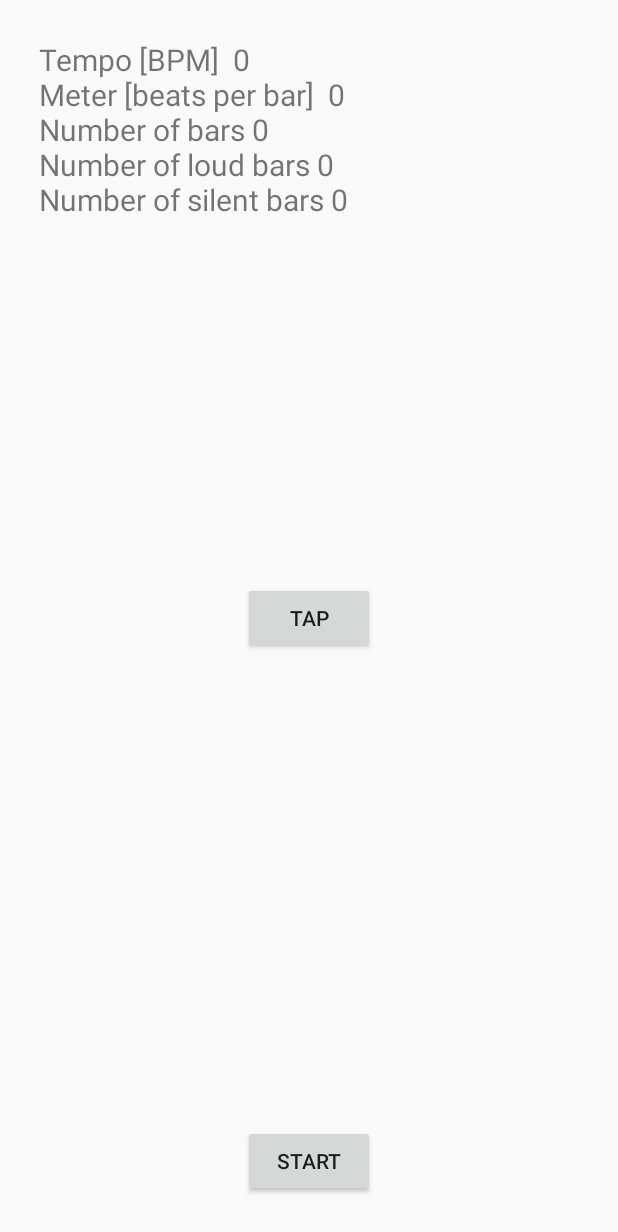
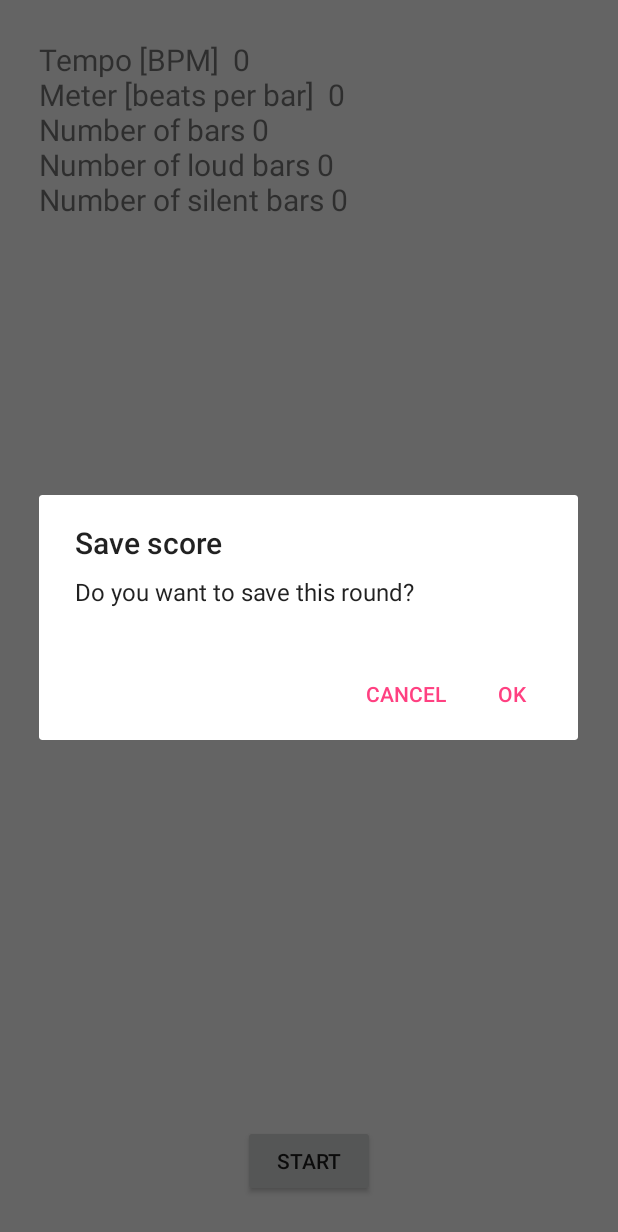
Before and after one commit to IreAlMar/PocketRhythmTrainer, an Android app: the PlayTempoActivity screen opened directly, with no data from a screen before it, after a tap on "STOP", on a phone screen of 412 x 824 dp. Shown: the top 1232 px of the screen. Run offline under Robolectric (Android 15) with nearby library versions, the light colour scheme and no system bars; 8 statements that could not run were skipped; 2 other taps on this screen came first.

Commit message:
Manage DB dialog error

```diff
--- a/app/src/main/java/com/irene/pocketrhythmtrainer/PlayTempoActivity.java
+++ b/app/src/main/java/com/irene/pocketrhythmtrainer/PlayTempoActivity.java
@@ -1,6 +1,9 @@
 package com.irene.pocketrhythmtrainer;
 
 import android.app.Activity;
+import android.app.AlertDialog;
+import android.content.Context;
+import android.content.DialogInterface;
 import android.content.Intent;
 import android.media.AudioAttributes;
 import android.media.SoundPool;
@@ -16,6 +19,8 @@ import java.util.TimerTask;
 
 public class PlayTempoActivity extends Activity implements SoundPool.OnLoadCompleteListener {
     private static final String TAG = PlayTempoActivity.class.getSimpleName();
+    private static final String GAME_NAME = "play_tempo";
+    private static Context context;
 
     private Button buttonStart; //starts the exercise
     private SoundPool clickSoundPool; // class that loads the sound clips into a device’s memory
@@ -38,6 +43,8 @@ public class PlayTempoActivity extends Activity implements SoundPool.OnLoadCompl
     protected void onCreate(Bundle savedInstanceState) {
         super.onCreate(savedInstanceState);
         setContentView(R.layout.activity_play_tempo);
+
+        context = getApplicationContext();
 
         TextView textSettings = (TextView) findViewById(R.id.text_tempo);
         Button buttonTap = (Button) findViewById(R.id.buttonTap);
@@ -92,8 +99,7 @@ public class PlayTempoActivity extends Activity implements SoundPool.OnLoadCompl
                         @Override
                         public void run() {
                             if (durationCounter >= duration) {
-                                stop(scheduler);
-                                endOfExercise(calculateScore());
+                                stopClick(scheduler);
                                 //Save the score in the database
                                 //TODO Lanzar dialog en la que se pregunta el nombre
                                 //y se guardan los puntos
@@ -133,16 +139,47 @@ public class PlayTempoActivity extends Activity implements SoundPool.OnLoadCompl
                     scheduler.scheduleAtFixedRate(task1, 1000, timeIntervalBetweenBars);
                     scheduler.scheduleAtFixedRate(task2, 1000, timeIntervalBetweenBits);
                 } else {
-                    stop(scheduler);
+                    stopClick(scheduler);
+                    dbSaveScore(calculateScore());
                 }
             }
         });
     }
 
+    private void dbSaveScore(final long score) {
+
+        AlertDialog.Builder dialog = new AlertDialog.Builder(this);
+        final Round round = new Round();
+
+        dialog.setTitle(R.string.save_title);
+        dialog.setMessage(R.string.save);
+
+        dialog.setPositiveButton(android.R.string.ok,
+                new DialogInterface.OnClickListener() {
+                    @Override
+                    public void onClick(DialogInterface dialog, int which) {
+                        round.setId(1);
+                        round.setNameG(GAME_NAME);
+                        round.setScore(score);
+                        round.setNameP("Paco");
+                        round.save(round);
+                    }
+                });
+        dialog.setNegativeButton(android.R.string.cancel,
+                new DialogInterface.OnClickListener() {
+                    @Override
+                    public void onClick(DialogInterface dialog, int which) {
+                        //No hace nada
+                    }
+                });
+        AlertDialog alertDialog = dialog.create();
+        alertDialog.show();
+    }
+
     @Override
     public void onBackPressed() {
         Log.d(TAG, "Back pressed");
-        stop(scheduler);
+        stopClick(scheduler);
         super.onBackPressed();
     }
 
@@ -179,7 +216,7 @@ public class PlayTempoActivity extends Activity implements SoundPool.OnLoadCompl
 
     //Starts the EndOfExerciseActivity activity.
     private void endOfExercise(long score) {
-        //show end of exercise options
+
         Intent intent = new Intent(getApplicationContext(), EndOfExerciseActivity.class);
         intent.putExtra("score", Long.toString(score));
         startActivity(intent);
@@ -217,7 +254,7 @@ public class PlayTempoActivity extends Activity implements SoundPool.OnLoadCompl
     }
 
     //stops the scheduler and  sets the control variables to the start values
-    public void stop(Timer scheduler) {
+    public void stopClick(Timer scheduler) {
         scheduler.cancel();
         scheduler.purge();
         running = false;
--- a/app/src/main/res/values/strings.xml
+++ b/app/src/main/res/values/strings.xml
@@ -20,4 +20,6 @@
     <string name="cancel">Cancel</string>
     <string name="ok">OK</string>
     <string name="press_start">Press start!</string>
+    <string name="save_title">Save score</string>
+    <string name="save">Do you want to save this round?</string>
 </resources>
```
Also changed, not shown: app/src/main/java/com/irene/pocketrhythmtrainer/Round.java (+127 -9 lines), app/src/main/java/com/irene/pocketrhythmtrainer/TrainerDBHelper.java (+8 -4 lines).
